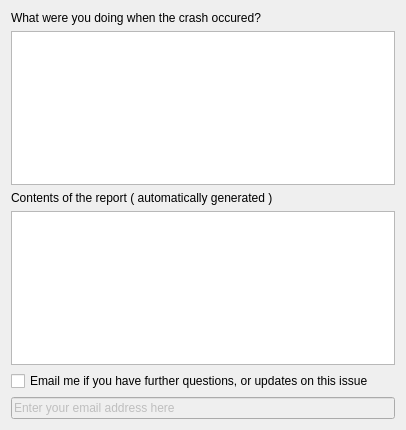
ryzom/ryzomcore, file code/nel/tools/misc/crash_report/crash_report_widget.ui: the form before one commit.
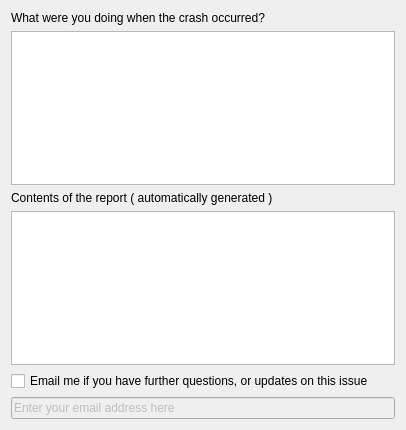
The form after the commit.

```diff
--- a/code/nel/tools/misc/crash_report/crash_report_widget.ui
+++ b/code/nel/tools/misc/crash_report/crash_report_widget.ui
@@ -20,7 +20,7 @@
    <item row="0" column="0" colspan="2">
     <widget class="QLabel" name="descrLabel">
      <property name="text">
-      <string>What were you doing when the crash occured?</string>
+      <string>What were you doing when the crash occurred?</string>
      </property>
     </widget>
    </item>
```
